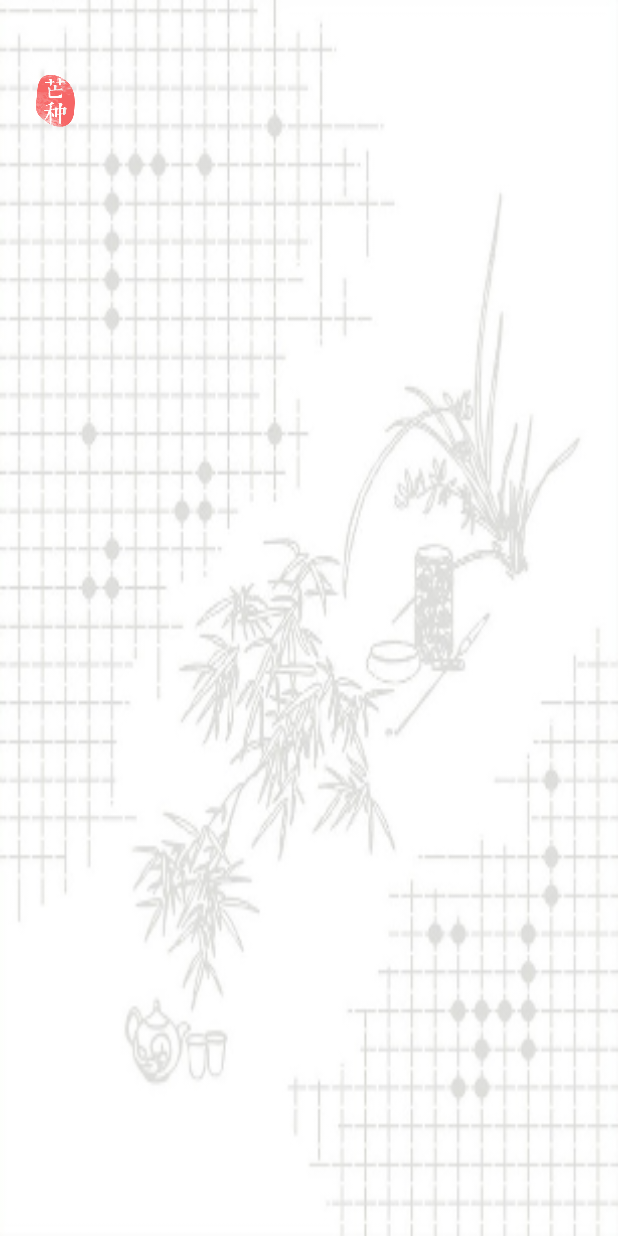
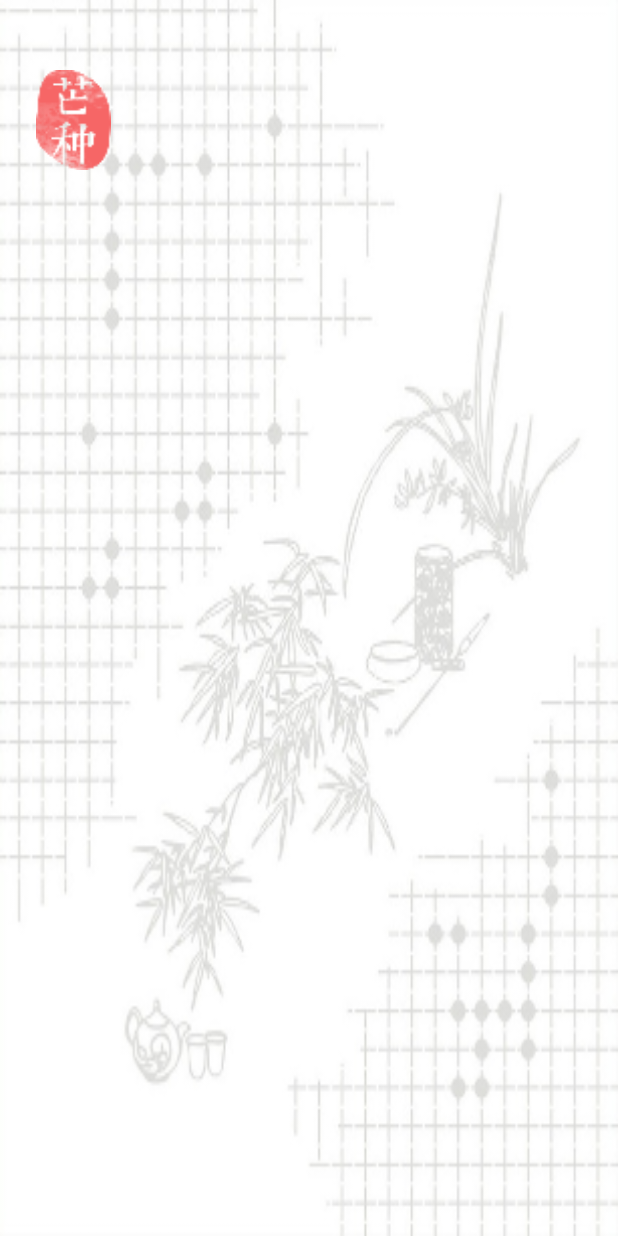
Before and after one commit to intelligenceseven/NationDaily, an Android app: the layout menu_left_drawer.xml on its own in the app's theme, with its tools: preview values and no code run, on a phone screen of 412 x 824 dp. Run offline under Robolectric (Android 15) with nearby library versions, the phone set to English and light mode, and no system bars.

Commit message:
删除不必要的文件

```diff
--- a/app/src/main/res/layout/menu_left_drawer.xml
+++ b/app/src/main/res/layout/menu_left_drawer.xml
@@ -7,7 +7,7 @@
 
     <Space
         android:layout_width="wrap_content"
-        android:layout_height="50dp" />
+        android:layout_height="40dp" />
 
 
     <LinearLayout
@@ -21,8 +21,8 @@
         <ImageView
             android:id="@+id/solar_term"
             style="@style/Base.CardView"
-            android:layout_width="wrap_content"
-            android:layout_height="wrap_content"
+            android:layout_width="50dp"
+            android:layout_height="80dp"
             android:src="@drawable/mangzhong"/>
 
 
@@ -30,7 +30,7 @@
 
     <Space
         android:layout_width="wrap_content"
-        android:layout_height="100dp" />
+        android:layout_height="70dp" />
 
     <android.support.v7.widget.RecyclerView
         android:id="@+id/list"
```
Also changed, not shown: app/src/main/res/drawable-xxhdpi/dialog.png (deleted), app/src/main/res/drawable-xxhdpi/ic_logout_grey600_24dp.png, app/src/main/res/drawable-xxhdpi/ic_menu_scan.png (deleted).
